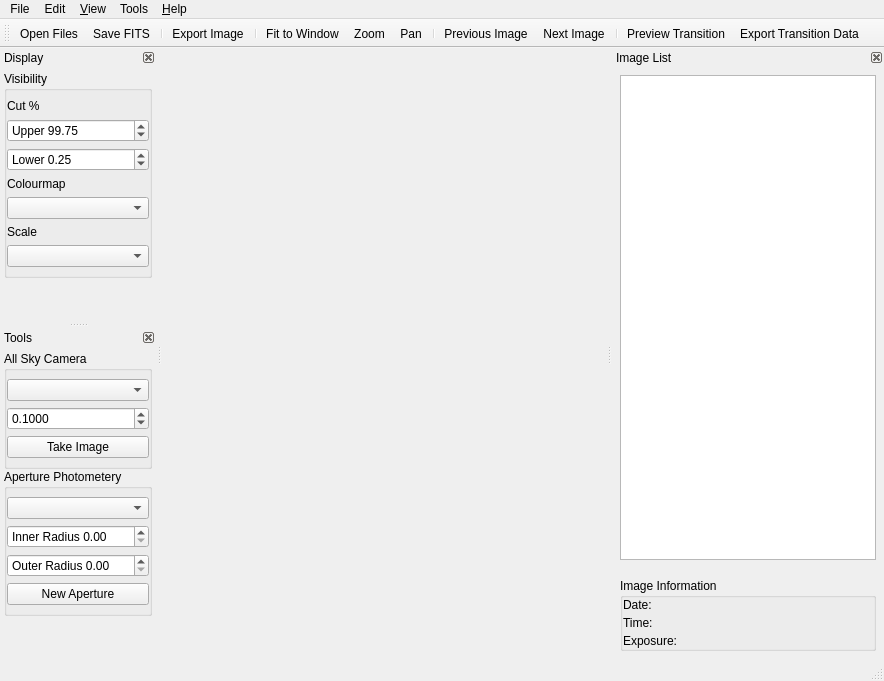
Before: the Qt Designer form ui/viewer.ui in badders/pyfitsview, drawn with Qt 5.
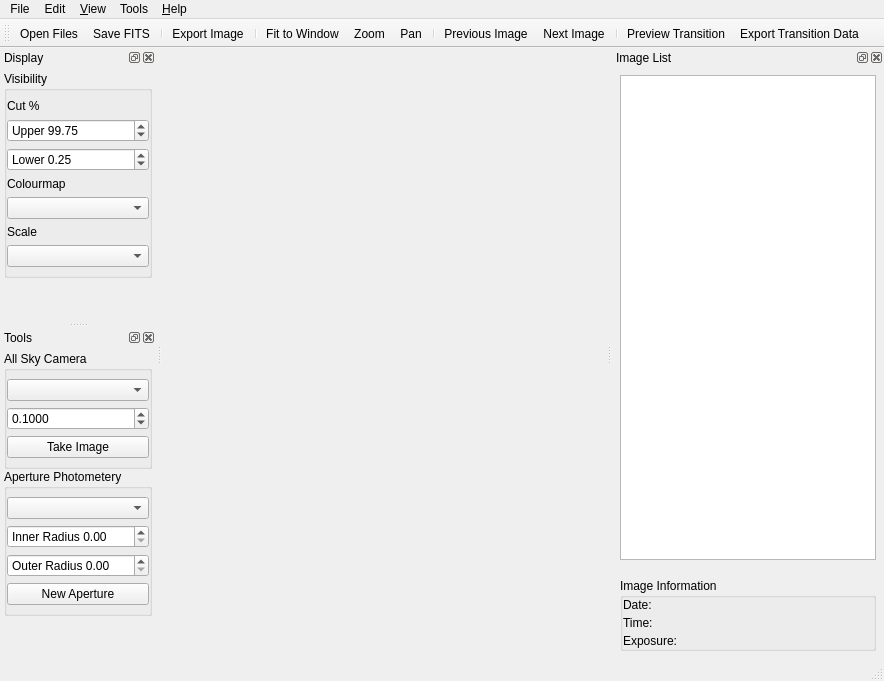
After: the same form once the commit is applied. Icons and pictures are not drawn.

```diff
--- a/ui/viewer.ui
+++ b/ui/viewer.ui
@@ -132,7 +132,7 @@
   </widget>
   <widget class="QDockWidget" name="displayDock">
    <property name="features">
-    <set>QDockWidget::DockWidgetClosable|QDockWidget::DockWidgetMovable</set>
+    <set>QDockWidget::DockWidgetClosable|QDockWidget::DockWidgetFloatable</set>
    </property>
    <property name="allowedAreas">
     <set>Qt::LeftDockWidgetArea|Qt::RightDockWidgetArea</set>
@@ -283,12 +283,12 @@
   <widget class="QDockWidget" name="fileDock">
    <property name="minimumSize">
     <size>
-     <width>180</width>
+     <width>272</width>
      <height>451</height>
     </size>
    </property>
    <property name="features">
-    <set>QDockWidget::DockWidgetClosable|QDockWidget::DockWidgetMovable</set>
+    <set>QDockWidget::DockWidgetClosable|QDockWidget::DockWidgetFloatable</set>
    </property>
    <property name="allowedAreas">
     <set>Qt::LeftDockWidgetArea|Qt::RightDockWidgetArea</set>
@@ -445,7 +445,7 @@
     <bool>true</bool>
    </property>
    <property name="features">
-    <set>QDockWidget::DockWidgetClosable|QDockWidget::DockWidgetMovable</set>
+    <set>QDockWidget::DockWidgetClosable|QDockWidget::DockWidgetFloatable</set>
    </property>
    <property name="allowedAreas">
     <set>Qt::LeftDockWidgetArea|Qt::RightDockWidgetArea</set>
```
Left out of the diff: 53 changed lines with no effect on the pictures.
